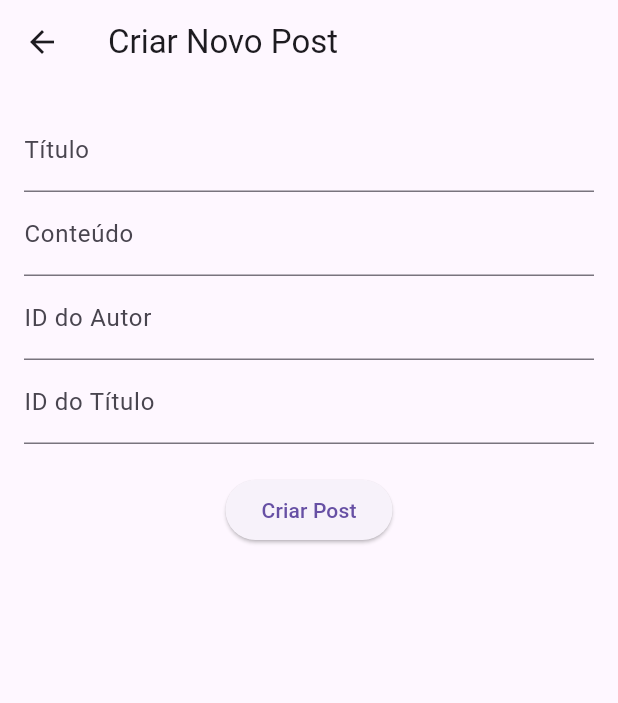
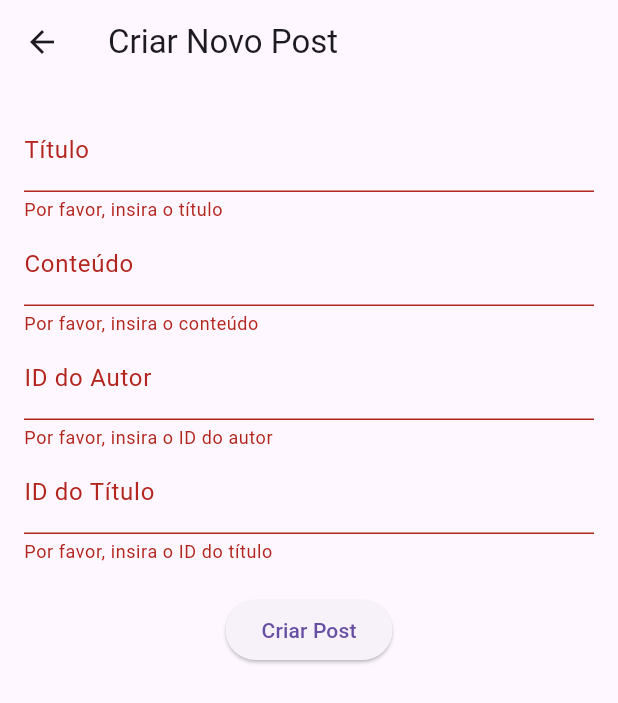
Before and after one commit to doouglasabreu/titles, a Flutter app: the TitleAddView screen opened directly, after a tap on "Criar Post", on a phone screen of 412 x 824 dp. Shown: the top 703 px of the screen. Run offline on Flutter 3.47's test engine with Material 3 defaults, Android fonts, the phone set to English and light mode, and no system bars; our stand-ins replace dio, get, get_it, result_dart, shared_preferences; missing offline and left inert: lucid_validation; accounts and stored records are empty; network calls fail.

```diff
--- a/titles/lib/src/app_widget.dart
+++ b/titles/lib/src/app_widget.dart
@@ -1,6 +1,6 @@
 import 'package:flutter/material.dart';
 import 'package:get/get_navigation/src/root/get_material_app.dart';
-import 'package:titles/src/ui/titles/titles_view.dart';
+import 'package:titles/src/ui/posts/posts_view.dart';
 
 class AppWidget extends StatelessWidget {
   const AppWidget({super.key});
--- a/titles/lib/src/data/exceptions/exceptions.dart
+++ b/titles/lib/src/data/exceptions/exceptions.dart
@@ -3,3 +3,7 @@ import 'package:titles/src/data/utils/exceptions/exceptions.dart';
 class LocalStorageException extends AppExceptions {
   LocalStorageException(super.mensage, [super.stackTrace]);
 }
+
+class ClientExeception extends AppExceptions {
+  ClientExeception(super.mensage);
+}
--- a/titles/lib/src/data/repositories/title/title_repository.dart
+++ b/titles/lib/src/data/repositories/post/post_repository.dart
@@ -2,6 +2,6 @@ import 'package:result_dart/result_dart.dart';
 import 'package:titles/src/domain/entities/title_entity.dart';
 
 abstract interface class TitleRepository {
-  AsyncResult<List<Title>> getTitles();
-  AsyncResult<Unit> addTitle();
+  AsyncResult<List<Post>> getPosts();
+  AsyncResult<Post> addPost(Post title);
 }
--- a/titles/lib/src/data/services/titles/title_local_storage.dart
+++ b/titles/lib/src/data/services/posts/title_local_storage.dart
@@ -11,15 +11,15 @@ class TitleLocalStorage {
 
   TitleLocalStorage(this._localStorage);
 
-  AsyncResult<List<Title>> getTitles() {
+  AsyncResult<List<Post>> getTitles() {
     return _localStorage //
         .getData(_titleKey)
         .map((json) => (json as List)
-            .map((title) => Title.fromJson(jsonDecode(title))) //
+            .map((title) => Post.fromJson(jsonDecode(title))) //
             .toList());
   }
 
-  AsyncResult<List<Title>> saveTitle(List<Title> titles) {
+  AsyncResult<List<Post>> saveTitle(List<Post> titles) {
     return _localStorage //
         .saveData(_titleKey, jsonEncode(titles))
         .pure(titles);
--- a/titles/lib/src/domain/entities/title_entity.dart
+++ b/titles/lib/src/domain/entities/title_entity.dart
@@ -1,17 +1,17 @@
-class Title {
+class Post {
   int id;
   int userId;
   String title;
   String body;
 
-  Title({
+  Post({
     required this.id,
     required this.userId,
     required this.title,
     required this.body,
   });
 
-  factory Title.fromJson(Map<String, Object?> json) => Title(
+  factory Post.fromJson(Map<String, Object?> json) => Post(
         id: json['id'] as int,
         userId: json['userId'] as int,
         title: json['title'] as String,
--- /dev/null
+++ b/titles/lib/src/ui/posts/post_add_view.dart
@@ -0,0 +1,109 @@
+import 'package:flutter/foundation.dart';
+import 'package:flutter/material.dart';
+import 'package:get/get.dart';
+import 'package:get_it/get_it.dart';
+import 'package:titles/src/ui/posts/viewmodels/titles_add_viewmodel.dart';
+
+class TitleAddView extends StatefulWidget {
+  const TitleAddView({super.key});
+
+  @override
+  State<TitleAddView> createState() => _TitleAddViewState();
+}
+
+class _TitleAddViewState extends State<TitleAddView> {
+  final _controller = GetIt.instance<TitlesAddViewmodel>();
+  final _formKey = GlobalKey<FormState>();
+
+  @override
+  void dispose() {
+    super.dispose();
+    GetIt.instance.resetLazySingleton<TitlesAddViewmodel>();
+  }
+
+  @override
+  Widget build(BuildContext context) {
+    return Scaffold(
+      appBar: AppBar(
+        title: Text('Criar Novo Post'),
+      ),
+      body: Padding(
+        padding: const EdgeInsets.all(16.0),
+        child: SingleChildScrollView(
+          child: Form(
+            key: _formKey,
+            child: Column(
+              children: [
+                TextFormField(
+                  controller: _controller.titleController,
+                  decoration: InputDecoration(labelText: 'Título'),
+                  validator: (value) {
+                    if (value == null || value.isEmpty) {
+                      return 'Por favor, insira o título';
+                    } else if (value.length < 5 || value.length > 50) {
+                      return 'O título deve ter de 5 a 50 caracteres';
+                    }
+                    return null;
+                  },
+                ),
+                TextFormField(
+                  controller: _controller.contentController,
+                  decoration: InputDecoration(labelText: 'Conteúdo'),
+                  validator: (value) {
+                    if (value == null || value.isEmpty) {
+                      return 'Por favor, insira o conteúdo';
+                    } else if (value.length < 10 || value.length > 150) {
+                      return 'O conteúdo deve ter de 10 a 150 caracteres';
+                    }
+                    return null;
+                  },
+                ),
+                TextFormField(
+                  controller: _controller.authorIdController,
+                  decoration: InputDecoration(labelText: 'ID do Autor'),
+                  keyboardType: TextInputType.number,
+                  validator: (value) {
+                    if (value == null || value.isEmpty) {
+                      return 'Por favor, insira o ID do autor';
+                    }
+                    if (int.tryParse(value) == null) {
+                      return 'Por favor, insira um número válido';
+                    }
+                    return null;
+                  },
+                ),
+                TextFormField(
+                  controller: _controller.titleIdController,
+                  decoration: InputDecoration(labelText: 'ID do Título'),
+                  keyboardType: TextInputType.number,
+                  validator: (value) {
+                    if (value == null || value.isEmpty) {
+                      return 'Por favor, insira o ID do título';
+                    }
+                    if (int.tryParse(value) == null) {
+                      return 'Por favor, insira um número válido';
+                    }
+                    return null;
+                  },
+                ),
+                SizedBox(height: 20),
+                Obx(() {
+                  return _controller.isLoading.value
+                      ? CircularProgressIndicator()
+                      : ElevatedButton(
+                          onPressed: () {
+                            if (_formKey.currentState!.validate()) {
+                              _controller.savePost();
+                            }
+                          },
+                          child: Text('Criar Post'),
+                        );
+                }),
+              ],
+            ),
+          ),
+        ),
+      ),
+    );
+  }
+}
--- a/titles/lib/src/ui/titles/title_add_view.dart
+++ /dev/null
@@ -1,92 +0,0 @@
-import 'package:flutter/foundation.dart';
-import 'package:flutter/material.dart';
-import 'package:get/get.dart';
-import 'package:get_it/get_it.dart';
-import 'package:titles/src/ui/titles/viewmodels/titles_add_viewmodel.dart';
-
-class TitleAddView extends StatefulWidget {
-  const TitleAddView({super.key});
-
-  @override
-  State<TitleAddView> createState() => _TitleAddViewState();
-}
-
-class _TitleAddViewState extends State<TitleAddView> {
-   final _controller = GetIt.instance<TitlesAddViewmodel>();
-
-  @override
-  Widget build(BuildContext context) {
-
-  return Scaffold(
-      appBar: AppBar(
-        title: Text('Criar Novo Post'),
-      ),
-      body: Padding(
-        padding: const EdgeInsets.all(16.0),
-        child: Form(
-          child: Column(
-            children: [
-              TextFormField(
-
-                decoration: InputDecoration(labelText: 'Título'),
-                validator: (value) {
-                  if (value == null || value.isEmpty) {
-                    return 'Por favor, insira o título';
-                  }
-                  return null;
-                },
-              ),
-              TextFormField(
-
-                decoration: InputDecoration(labelText: 'Conteúdo'),
-                validator: (value) {
-                  if (value == null || value.isEmpty) {
-                    return 'Por favor, insira o conteúdo';
-                  }
-                  return null;
-                },
-              ),
-              TextFormField(
-                decoration: InputDecoration(labelText: 'ID do Autor'),
-                keyboardType: TextInputType.number,
-                validator: (value) {
-                  if (value == null || value.isEmpty) {
-                    return 'Por favor, insira o ID do autor';
-                  }
-                  if (int.tryParse(value) == null) {
-                    return 'Por favor, insira um número válido';
-                  }
-                  return null;
-                },
-              ),
-              TextFormField(
-
-                decoration: InputDecoration(labelText: 'ID do Título'),
-                keyboardType: TextInputType.number,
-                validator: (value) {
-                  if (value == null || value.isEmpty) {
-                    return 'Por favor, insira o ID do título';
-                  }
-                  if (int.tryParse(value) == null) {
-                    return 'Por favor, insira um número válido';
-                  }
-                  return null;
-                },
-              ),
-              SizedBox(height: 20),
-              Obx(() {
-                return _controller.isLoading.value
-                    ? CircularProgressIndicator()
-                    : ElevatedButton(
-                        onPressed: () {
-                        },
-                        child: Text('Criar Post'),
-                      );
-              }),
-            ],
-          ),
-        ),
-      ),
-    );
-  }
-}
--- a/titles/lib/src/ui/titles/viewmodels/titles_add_viewmodel.dart
+++ /dev/null
@@ -1,13 +0,0 @@
-import 'package:get/get.dart';
-import 'package:titles/src/data/repositories/title/title_repository.dart';
-
-class TitlesAddViewmodel extends GetxController {
-  final TitleRepository _titleRepository;
-
-  final RxBool _isLoading = false.obs;
-  RxBool get isLoading => _isLoading;
-
-  TitlesAddViewmodel(this._titleRepository);
-
-
-}
```
Also changed, not shown: titles/lib/src/config/dependencies.dart (+5 -5 lines), titles/lib/src/data/repositories/post/post_repository_impl.dart (renamed from titles/lib/src/data/repositories/title/title_repository_impl.dart, +8 -9 lines), titles/lib/src/data/services/posts/post_client_http.dart (added, +38 -0 lines), titles/lib/src/data/services/titles/title_client_http.dart (deleted, +0 -21 lines), titles/lib/src/ui/posts/post_view.dart (added, +40 -0 lines), titles/lib/src/ui/posts/posts_view.dart (renamed from titles/lib/src/ui/titles/titles_view.dart, +5 -5 lines), titles/lib/src/ui/posts/viewmodels/titles_add_viewmodel.dart (added, +40 -0 lines), titles/lib/src/ui/posts/viewmodels/titles_viewmodel.dart (renamed from titles/lib/src/ui/titles/viewmodels/titles_viewmodel.dart, +13 -4 lines), titles/pubspec.lock.
